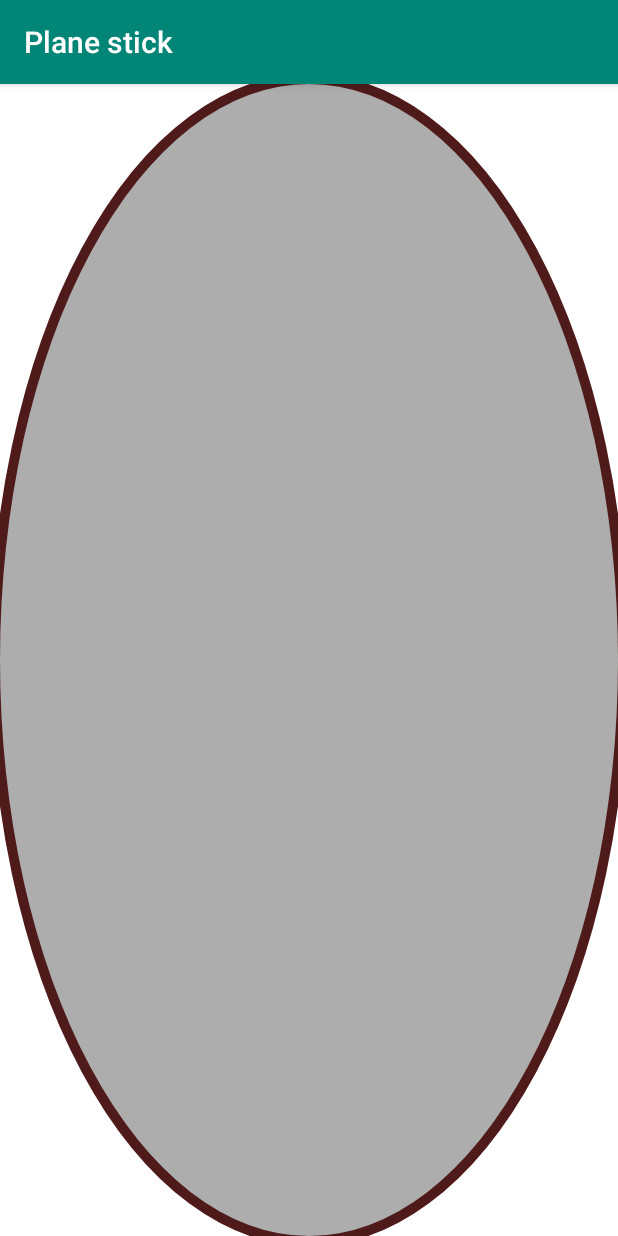
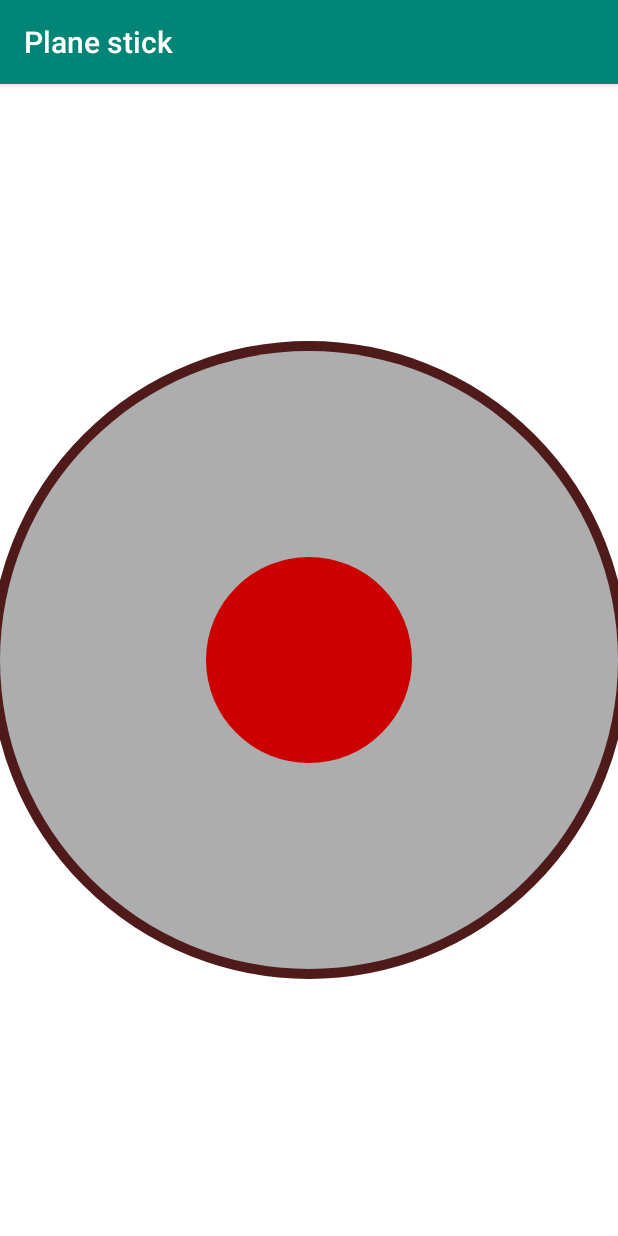
Before and after one commit to Meniakk/FlightApp, an Android app: the JoyStickActivity screen opened directly, with no data from a screen before it, on a phone screen of 412 x 824 dp. Run offline under Robolectric (Android 15) with nearby library versions, the phone set to English and light mode, and no system bars.

Commit message:
so much stuff

```diff
--- a/app/src/main/AndroidManifest.xml
+++ b/app/src/main/AndroidManifest.xml
@@ -12,7 +12,8 @@
             android:roundIcon="@mipmap/icon_plane_round"
             android:supportsRtl="true"
             android:theme="@style/AppTheme">
-        <activity android:name=".JoyStickActivity">
+        <activity android:name=".JoyStickActivity"
+                  android:configChanges="orientation|screenSize">
         </activity>
         <activity android:name=".MainActivity">
             <intent-filter>
--- a/app/src/main/java/com/example/firstapp/ex4/JoyStickActivity.kt
+++ b/app/src/main/java/com/example/firstapp/ex4/JoyStickActivity.kt
@@ -19,15 +19,17 @@ import android.support.v4.view.MotionEventCompat
 import android.view.MotionEvent
 import android.view.MotionEvent.INVALID_POINTER_ID
 import android.view.ScaleGestureDetector
+import java.lang.Math.abs
 
 
 class JoyStickDrawing (context: Context): View (context) {
 
     // The ‘active pointer’ is the one currently moving our object.
-    private var mActivePointerId = INVALID_POINTER_ID
-    private var xPos : Float = 0.toFloat()
-    private var yPos : Float = 0.toFloat()
-    private var radius : Float = 0.toFloat()
+    private var xPos : Float = 0f
+    private var yPos : Float = 0f
+    private var radius : Float = 0f
+    private var screen = RectF(0f, 0f, width.toFloat(), height.toFloat())
+    private var outerRadius : Float = 0f
 
     override fun onSizeChanged(w: Int, h: Int, oldw: Int, oldh: Int) {
         super.onSizeChanged(w, h, oldw, oldh)
@@ -35,28 +37,71 @@ class JoyStickDrawing (context: Context): View (context) {
         yPos = (height / 2).toFloat()
     }
 
+    fun sendMessage(msg : String) {
+
+        var parent_activity : JoyStickActivity = context as JoyStickActivity
+        var socket : Socket = parent_activity.getSocket()
+        var bufferOut : PrintWriter = parent_activity.getBufferOut()
+
+        if (msg.isNullOrEmpty()) {
+            Toast.makeText(context,"Bad msg.", Toast.LENGTH_SHORT).show()
+            return
+        }
+
+        if (socket.isConnected  && !bufferOut.checkError()) {
+            try {
+                bufferOut.println(msg)
+                bufferOut.flush()
+            } catch (e : java.lang.Exception) {
+                Log.e("Exception", e.message)
+            }
+        } else {
+            Log.e("ERROR", "Could not send message")
+        }
+    }
+
+    fun sendToServer() {
+        val normalizedValX = ((xPos - (width / 2)) / (width / 2))
+        val normalizedValY = ((yPos - (height / 2) + outerRadius) / ((height / 2) - outerRadius))
+
+        val msg1 : String = "set aileron to " + (normalizedValX).toString() + "\n"
+        val msg2 : String = "set elevator to " + (normalizedValY).toString() + "\n"
+
+        sendMessage(msg1)
+        sendMessage(msg2)
+    }
+
     override fun dispatchTouchEvent(event: MotionEvent?): Boolean {
         val action = event!!.actionMasked
-        //TODO PREVENT LEAVING OVAL
+
         when (action) {
-            MotionEvent.ACTION_DOWN, MotionEvent.ACTION_MOVE, MotionEvent.ACTION_UP -> {
-                var xTouch = event.getX()
-                var yTouch = event.getY()
+            MotionEvent.ACTION_UP, MotionEvent.ACTION_CANCEL -> {
+                xPos = (width / 2).toFloat()
+                yPos = (height / 2).toFloat()
+                invalidate()
+            }
 
-                // Check if the new position is inside the joystick
-                if (((xPos + radius) >= xTouch) && ((xPos - radius) <= xTouch)
-                    && ((yPos + radius) >= yTouch) && ((yPos - radius) <= yTouch)) {
+            else -> {
+                val xTouch = event.getX()
+                val yTouch = event.getY()
+                val xCenter = (width / 2).toFloat()
+                val yCenter = (height / 2).toFloat()
+
+                val isTouchOnJoystick = ((xPos + radius) >= xTouch) && ((xPos - radius) <= xTouch)
+                        && ((yPos + radius) >= yTouch) && ((yPos - radius) <= yTouch)
+
+                val isTouchInOval = (abs(xCenter - xTouch) <= outerRadius) && (abs(yCenter - yTouch) <= outerRadius)
+
+                // Check if the new position is on the joystick circle and in the oval
+                if (isTouchOnJoystick && isTouchInOval) {
                     xPos = event.getX()
                     yPos = event.getY()
-                    // Save the ID of this pointer (for dragging)
-                    mActivePointerId = event.getPointerId(0)
+                    sendToServer()
                     invalidate()
                 }
-            }
-
-            MotionEvent.ACTION_CANCEL -> {
-                xPos = (width / 2).toFloat()
-                yPos = (height / 2).toFloat()
+                else if (!isTouchInOval) {
+                    sendToServer()
+                }
             }
         }
         return true
@@ -68,55 +113,36 @@ class JoyStickDrawing (context: Context): View (context) {
         val width = getWidth()
         val height = getHeight()
 
-        val brush = Paint()
-        brush.setARGB (255, 79, 26, 26)
-        brush.setStrokeWidth(20f)
-        brush.setStyle(Paint.Style.STROKE)
-        val screen = RectF(0f, 0f, width.toFloat(), height.toFloat())
-        canvas.drawOval(screen, brush)
-
-        brush.setStyle(Paint.Style.FILL)
-        brush.setARGB (255, 173, 173, 173)
-        canvas.drawOval(screen, brush)
-
         val minor: Int
         if (width < height)
             minor = width
         else
             minor = height
 
+        val brush = Paint()
+        brush.setARGB (255, 79, 26, 26)
+        brush.setStrokeWidth(20f)
+        brush.setStyle(Paint.Style.STROKE)
+
+        screen = RectF(0f, 0f, width.toFloat(), height.toFloat())
+        //canvas.drawOval (screen, brush)
+        outerRadius = (minor / 2).toFloat()
+        canvas.drawCircle((width / 2).toFloat(), (height / 2).toFloat(), outerRadius, brush)
+
+        brush.setStyle(Paint.Style.FILL)
+        brush.setARGB (255, 173, 173, 173)
+        canvas.drawCircle((width / 2).toFloat(), (height / 2).toFloat(), outerRadius, brush)
+
         brush.setStyle(Paint.Style.FILL)
         brush.setARGB (255, 204, 0, 0)
         if (xPos == 0.0f && yPos == 0.0f) {
             xPos = (width / 2).toFloat()
             yPos = (height / 2).toFloat()
-            radius = (minor / 8).toFloat()
         }
+        radius = (minor / 6).toFloat()
+
         canvas.drawCircle(xPos, yPos, radius, brush)
     }
-
-    /*override fun onTouchEvent(event: MotionEvent?): Boolean {
-        val action = event!!.actionMasked
-
-        when (action) {
-            MotionEvent.ACTION_DOWN, MotionEvent.ACTION_MOVE, MotionEvent.ACTION_UP -> {
-                event.also { pointerIndex ->
-                    // Remember where we started (for dragging)
-                    xPos = event.getX()
-                    yPos = event.getY()
-                }
-
-                // Save the ID of this pointer (for dragging)
-                mActivePointerId = event.getPointerId(0)
-            }
-
-            MotionEvent.ACTION_CANCEL -> {
-                xPos = (width / 2).toFloat()
-                yPos = (height / 2).toFloat()
-            }
-        }
-        return true
-    }*/
 }
 
 class JoyStickActivity : AppCompatActivity() {
@@ -127,6 +153,14 @@ class JoyStickActivity : AppCompatActivity() {
     private lateinit var mBufferOut: PrintWriter
     private lateinit var mBufferIn: BufferedReader
 
+    fun getSocket() : Socket {
+        return socket
+    }
+
+    fun getBufferOut() : PrintWriter {
+        return mBufferOut
+    }
+
     override fun onCreate(savedInstanceState: Bundle?) {
         super.onCreate(savedInstanceState)
         setContentView(JoyStickDrawing(this))
@@ -135,30 +169,7 @@ class JoyStickActivity : AppCompatActivity() {
         port = intent.getStringExtra("PORT")
 
         ConnectTask().run()
-
-        //findViewById<EditText>(R.id.editText111).setText(ip)
-        //findViewById<EditText>(R.id.editText222).setText(port)
     }
-
-    /*fun onClickBtn(v: View) {
-
-        val msg : String = (findViewById<EditText>(R.id.msg_edittext)).text.toString() + "\n"
-
-        if (msg.isNullOrEmpty()) {
-            Toast.makeText(this, "Bad msg.", Toast.LENGTH_SHORT).show()
-            return
-        }
-
-        if (socket.isConnected  && !mBufferOut.checkError()) {
-            try {
-                mBufferOut.println(msg)
-            } catch (e : java.lang.Exception) {
-                Log.e("Exception", e.message)
-            }
-        } else {
-            Log.e("ERROR", "Could not send message")
-        }
-    }*/
 
     override fun onDestroy() {
         DisconnectTask().run()
```
